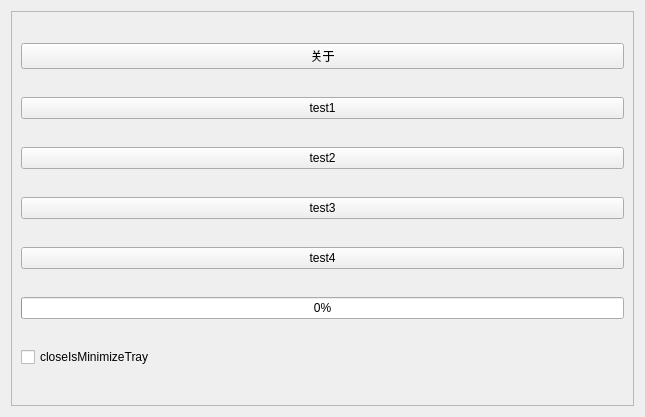
Above: src/wxbox/ui/mainwindow.ui from 12CrazyPaul21/WxBox before the change. Below: the same form after it.
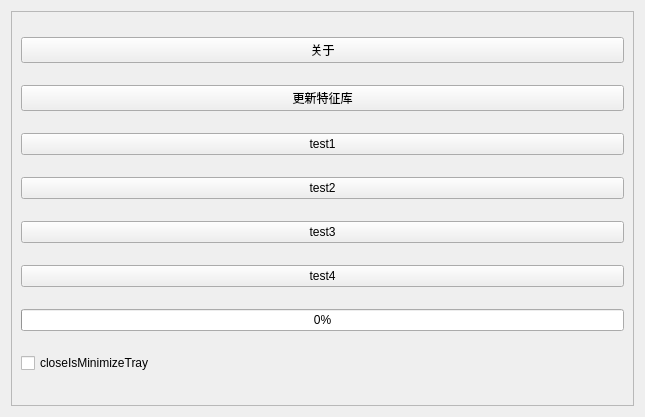
That is the form after the change.

Commit message: feat(feature): 加入基于git远程仓库的wechat特征库

What changed in the file:
```diff
--- a/src/wxbox/ui/mainwindow.ui
+++ b/src/wxbox/ui/mainwindow.ui
@@ -30,6 +30,13 @@
         </property>
        </widget>
       </item>
+      <item>
+       <widget class="QPushButton" name="btnUpdateFeatureRepository">
+        <property name="text">
+         <string>更新特征库</string>
+        </property>
+       </widget>
+      </item>
       <item>
        <widget class="QPushButton" name="btn_test1">
         <property name="text">
```
The commit also changes 27 other files.
